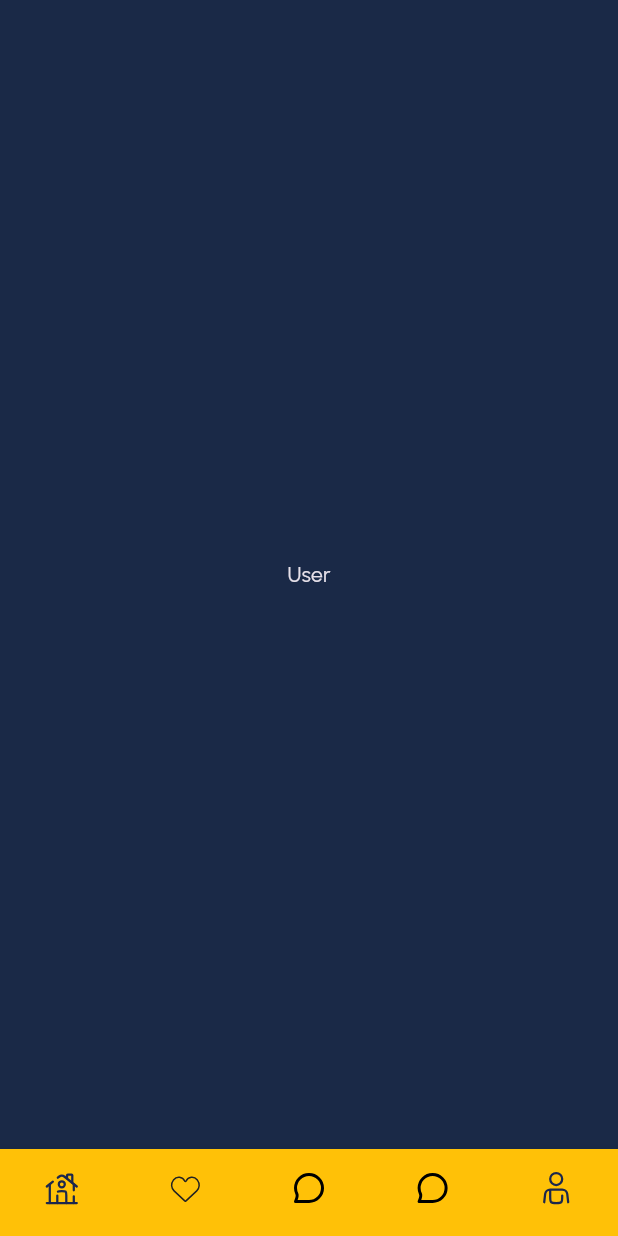
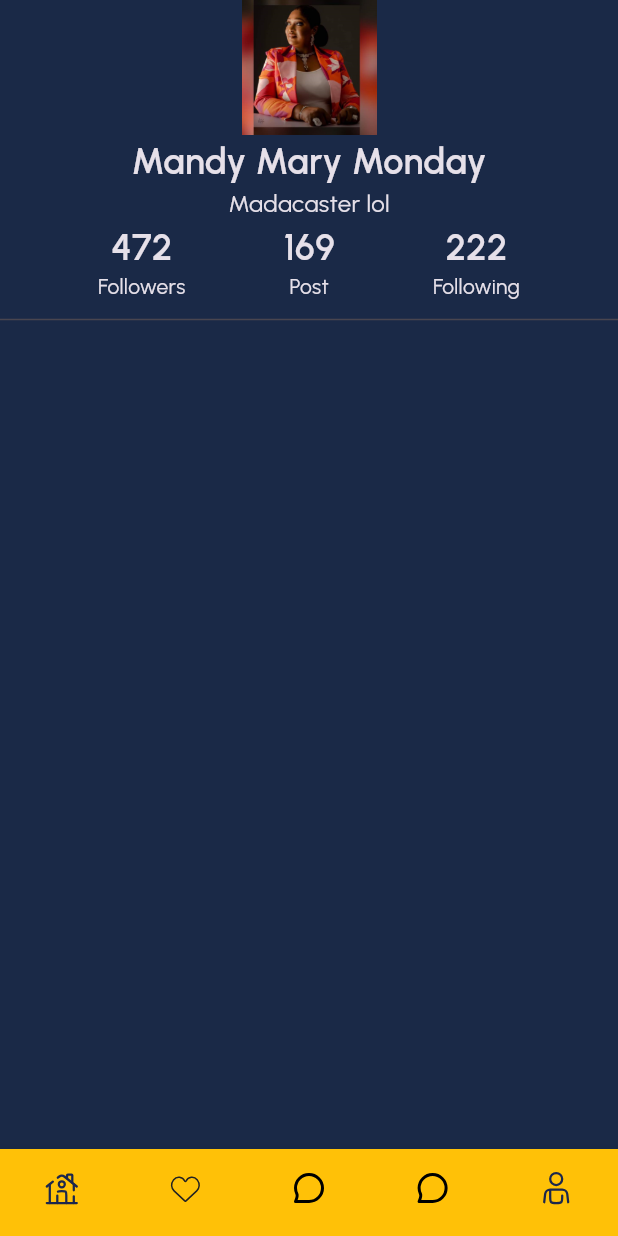
Before and after one commit to Senwin5/map_project, a Flutter app: the MainPage screen opened by its route, item 5 of the bottom bar chosen, on a phone screen of 412 x 824 dp. Run offline on Flutter 3.47's test engine with Material 3 defaults, Android fonts, the phone set to English and light mode, and no system bars; our stand-ins replace flutter_svg.

Commit message:
static collected

```diff
--- a/lib/main.dart
+++ b/lib/main.dart
@@ -23,7 +23,7 @@ class MyApp extends StatelessWidget {
         brightness: Brightness.dark,
       ),
       // Use this to test TestPage directly
-       //home: MainPage(),
+      //home: MainPage(),
 
       // Recommended routing setup
        initialRoute: '/',
--- a/lib/pages/home_page.dart
+++ b/lib/pages/home_page.dart
@@ -16,9 +16,16 @@ class HomePage extends StatelessWidget {
         centerTitle: false,
         actions: [Icon(Icons.location_on_outlined)],
       ),
-      body: ListView.builder(itemBuilder: (context, index) {
-        return PostItem( user:users[index],);
-      },),
+      body: ListView.separated(
+        itemBuilder: (context, index) {
+          return PostItem(user: users[index]);
+        },
+        itemCount: users.length,
+        separatorBuilder: (BuildContext context, int index) {
+          return SizedBox(height: 24,
+          );
+        },
+      ),
     );
   }
 
--- a/lib/pages/main_page.dart
+++ b/lib/pages/main_page.dart
@@ -1,6 +1,7 @@
 import 'package:flutter/material.dart';
 import 'package:flutter_svg/svg.dart';
 import 'package:map_project/pages/home_page.dart';
+import 'package:map_project/pages/profile_page.dart';
 
 class MainPage extends StatefulWidget {
   const MainPage({super.key});
@@ -27,7 +28,7 @@ class _MainPageState extends State<MainPage> {
             icon: SvgPicture.asset('assets/svg/ic_favorite.svg'),
             label: 'Favorite',
           ),
-            BottomNavigationBarItem(
+          BottomNavigationBarItem(
             icon: SvgPicture.asset('assets/svg/ic_message.svg'),
             label: 'Add Post',
           ),
@@ -58,9 +59,9 @@ class _MainPageState extends State<MainPage> {
   // ignore: non_constant_identifier_names
   final Pages = [
     HomePage(),
-    Center(child: Text('Favorite'),),
-    Center(child: Text('Add Post'),),
-    Center(child: Text('Message'),),
-    Center(child: Text('User'),),
-    ];
+    Center(child: Text('Favorite')),
+    Center(child: Text('Add Post')),
+    Center(child: Text('Message')),
+    ProfilePage(),
+  ];
 }
--- /dev/null
+++ b/lib/pages/profile_page.dart
@@ -0,0 +1,40 @@
+import 'package:flutter/material.dart';
+import 'package:map_project/styles/app_text.dart';
+
+class ProfilePage extends StatelessWidget {
+  const ProfilePage({super.key});
+
+  @override
+  Widget build(BuildContext context) {
+    return Scaffold(
+      body: Column(
+        children: [
+          Image.asset('assets/temp/user1.png', width: 90, height: 90),
+          Text('Mandy Mary Monday', style: AppText.header2),
+          Text('Madacaster lol', style: AppText.subtitle3),
+          Row(
+            mainAxisAlignment: MainAxisAlignment.spaceEvenly,
+            children: [
+              Column(
+                children: [
+                  Text('472', style: AppText.header2),
+                  Text('Followers'),
+                ],
+              ),
+              Column(
+                children: [Text('169', style: AppText.header2), Text('Post')],
+              ),
+              Column(
+                children: [
+                  Text('222', style: AppText.header2),
+                  Text('Following'),
+                ],
+              ),
+            ],
+          ),
+          Divider(thickness: 1, height:24),
+        ],
+      ),
+    );
+  }
+}
```
